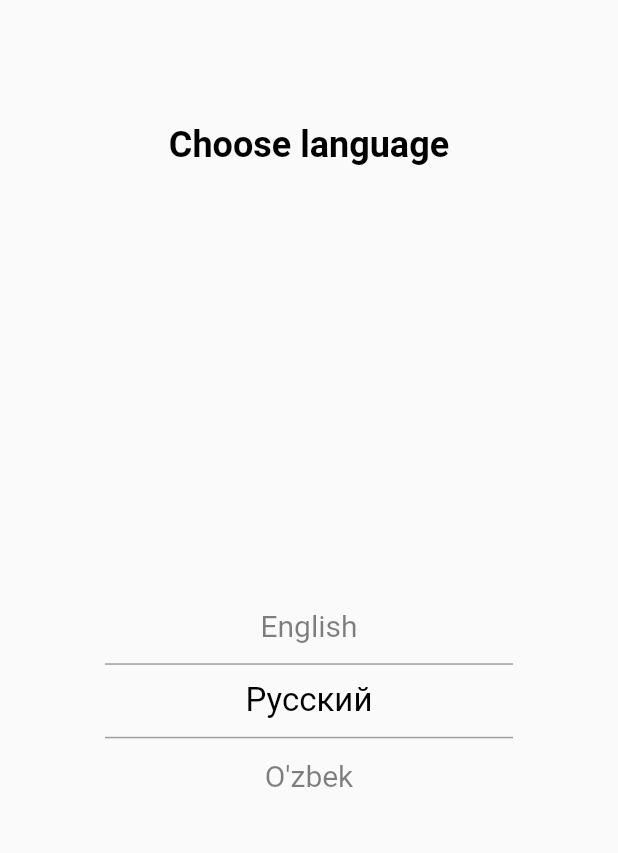
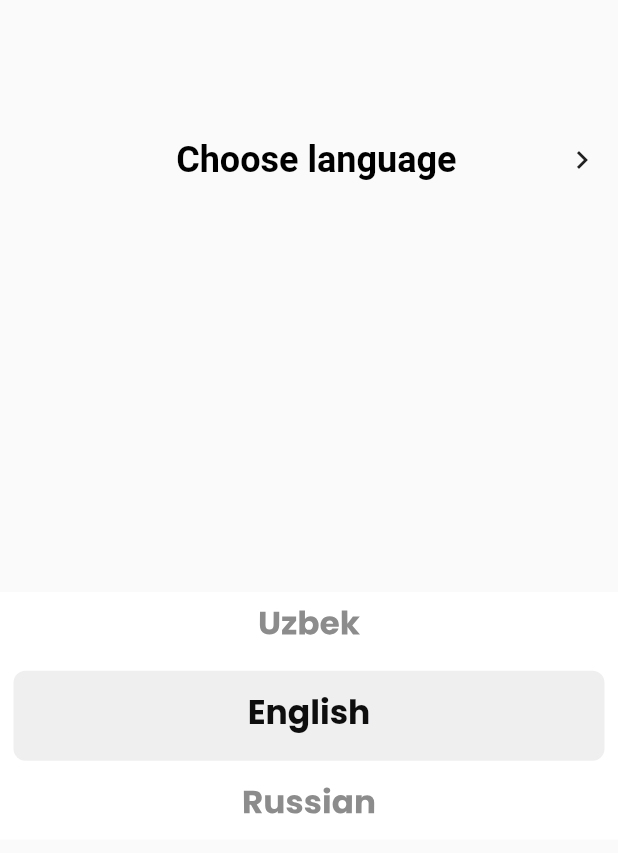
Before and after one commit to kurbanovxurshidbek/chayxana-mobile, a Flutter app: the screen it shows after launch, on a phone screen of 412 x 824 dp. Shown: the top 853 px of the screen. Run offline on Flutter 3.47's test engine with Material 2 defaults, Android fonts, the phone set to English and light mode, and no system bars; our stand-ins replace cached_network_image, dio, flutter_svg, get, get_storage, intl_phone_field and 1 more.

Commit message:
commit: splash and language controller

```diff
--- a/lib/pages/language/language_page.dart
+++ b/lib/pages/language/language_page.dart
@@ -1,6 +1,7 @@
 import 'package:chayxana/pages/language/language_controller.dart';
 import 'package:chayxana/services/const_service.dart';
 import 'package:chayxana/services/constants/app_colors.dart';
+import 'package:flutter/cupertino.dart';
 import 'package:flutter/material.dart';
 import 'package:get/get.dart';
 
@@ -12,67 +13,79 @@ class LanguagePage extends StatelessWidget {
   @override
   Widget build(BuildContext context) {
     return Scaffold(
-      body: Column(
+      body: GetBuilder<LanguageController>(
+        init: LanguageController(),
+        builder: (controller) {
+          Get.log(controller.focusedItem.toString());
+          return Column(
             mainAxisAlignment: MainAxisAlignment.start,
             children: [
               SizedBox(height: Get.height * .1),
-          Text('str_choose_lang'.tr,
+              Row(
+                mainAxisAlignment: MainAxisAlignment.start,
+                children: [
+                  Expanded(
+                    child: Padding(
+                      padding: EdgeInsets.only(left: Get.width * .285),
+                      child: Text('str_choose_lang'.tr,
                           style: const TextStyle(
                               fontSize: 24,
                               color: AppColors.unSelectedTextColor,
                               fontWeight: FontWeight.w600)),
-          Expanded(
-            child: GetBuilder<LanguageController>(
-              init: LanguageController(),
-              builder: (controller) {
-                Get.log(controller.focusedItem.toString());
-                return Center(
-                  child: Container(
-                    alignment: Alignment.topCenter,
-                    height: controller.languages.length * 50,
-                    child: ListView.builder(
-                      controller: controller.controller,
-                      padding: const EdgeInsets.symmetric(horizontal: 70),
-                      physics: const BouncingScrollPhysics(),
-                      itemCount: 6,
-                      itemBuilder: (context, index) {
-                        return animatedBtn(
-                          controller: controller,
-                          index: index,
-                        );
-                      },
                     ),
                   ),
-                );
-              },
+                  IconButton(
+                      onPressed: () => controller.openIntroPage(),
+                      icon: const Icon(Icons.navigate_next))
+                ],
+              ),
+              Expanded(
+                child: Container(
+                  alignment: Alignment.center,
+                  width: Get.width,
+                  child: FadeTransition(
+                    opacity: controller.animationFadeList,
+                    child: SizedBox(
+                      height: 165,
+                      child: CupertinoPicker(
+                        backgroundColor: AppColors.activeColor,
+                        squeeze: 1,
+                        useMagnifier: true,
+                        magnification: 1,
+                        diameterRatio: 10,
+                        itemExtent: 60,
+                        onSelectedItemChanged: (index) =>
+                            controller.langChangeWithAnimation(index),
+                        // physics: const FixedExtentScrollPhysics(),
+                        children: [
+                          getLanguage("English", 0, controller.selected),
+                          getLanguage("Russian", 1, controller.selected),
+                          getLanguage("Uzbek", 2, controller.selected),
+                        ],
+                        looping: true,
+                      ),
+                    ),
+                  ),
                 ),
               ),
             ],
+          );
+        },
       ),
     );
   }
 
-  Widget animatedBtn(
-      {required LanguageController controller, required int index}) {
-    return GestureDetector(
-      onTap: () => controller.changeLang(controller.languages[index % 3]),
-      child: Container(
-        height: 50,
-        margin: EdgeInsets.zero,
-        alignment: Alignment.center,
-        child: Text(controller.languages[index % 3],
-            style: TextStyle(
-                fontSize: controller.focusedItem == index ? 22 : 20,
-                color: controller.focusedItem == index
-                    ? AppColors.unSelectedTextColor.withOpacity(1.0)
-                    : AppColors.unSelectedTextColor.withOpacity(0.5))),
-        decoration: BoxDecoration(
-          color: Colors.transparent,
-          border: Border.symmetric(
-              horizontal: controller.focusedItem == index
-                  ? const BorderSide(color: AppColors.grey, width: 1)
-                  : BorderSide.none),
-        ),
+  Widget getLanguage(String language, int index, int selected) {
+    return ListTile(
+      title: InkWell(
+        child: Text(language,
+            textAlign: TextAlign.center,
+            style: const TextStyle(
+                fontFamily: "Poppins",
+                fontSize: 22,
+                color: AppColors.unSelectedTextColor,
+                fontWeight: FontWeight.w700)),
+        onTap: () {},
       ),
     );
   }
--- a/lib/services/lang_service.dart
+++ b/lib/services/lang_service.dart
@@ -36,7 +36,7 @@ class LangService extends Translations {
 
   static final locale = defLanguage(DBService.to.getData<String>(StorageKeys.language) ?? LangService.langs[0]);
 
-  String defaultLanguage() {
+ static String defaultLanguage() {
     final locale = Get.locale;
     var lan = locale.toString();
     if(lan == "ru_RU") return langs[1];
@@ -49,7 +49,7 @@ class LangService extends Translations {
     return locales[index];
   }
 
-  void changeLocale(String lang) {
+  static void changeLocale(String lang) {
     final locale = _getLocaleFromLanguage(lang);
     if(locale != null) {
       Get.updateLocale(locale);
@@ -57,7 +57,7 @@ class LangService extends Translations {
     }
   }
 
-  Locale? _getLocaleFromLanguage(String lang) {
+ static Locale? _getLocaleFromLanguage(String lang) {
     for(int i = 0; i < langs.length; i++) {
       if(lang == langs[i]) return locales[i];
     }
```
Also changed, not shown: lib/pages/language/language_controller.dart (+29 -40 lines), assets/icons/ic_history.svg (added), assets/icons/ic_home.svg (added), assets/icons/ic_logo.svg (added), assets/icons/ic_person.svg (added), assets/icons/ic_splash_logo2.svg (added). Lines whose indentation alone changed are shown as unchanged.
